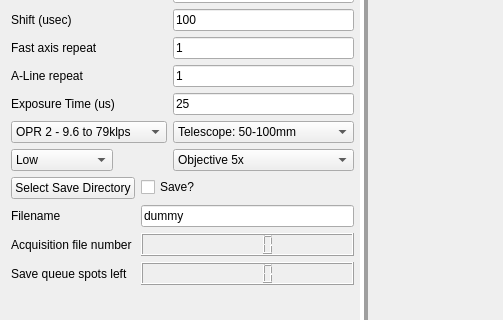
Above: oct_galvos_form.ui from flesage/micro-oct-acq before the change; both pictures show x 0 to 503 and y 282 to 602 of the 714 by 837 pixel window. Below: the same form after it.
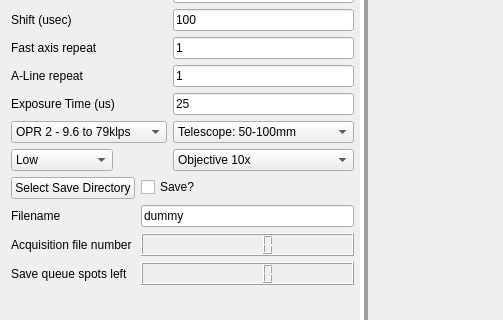
That is the form after the change. Icons and pictures are not drawn.

Commit message: for 10x mitutoyo

What changed in the file:
```diff
--- a/oct_galvos_form.ui
+++ b/oct_galvos_form.ui
@@ -369,6 +369,12 @@
        </item>
        <item row="12" column="1">
         <widget class="QComboBox" name="comboBox_objective">
+         <property name="currentIndex">
+          <number>1</number>
+         </property>
+         <property name="maxVisibleItems">
+          <number>9</number>
+         </property>
          <item>
           <property name="text">
            <string>Objective 5x</string>
```
The commit also changes 1 other file.
